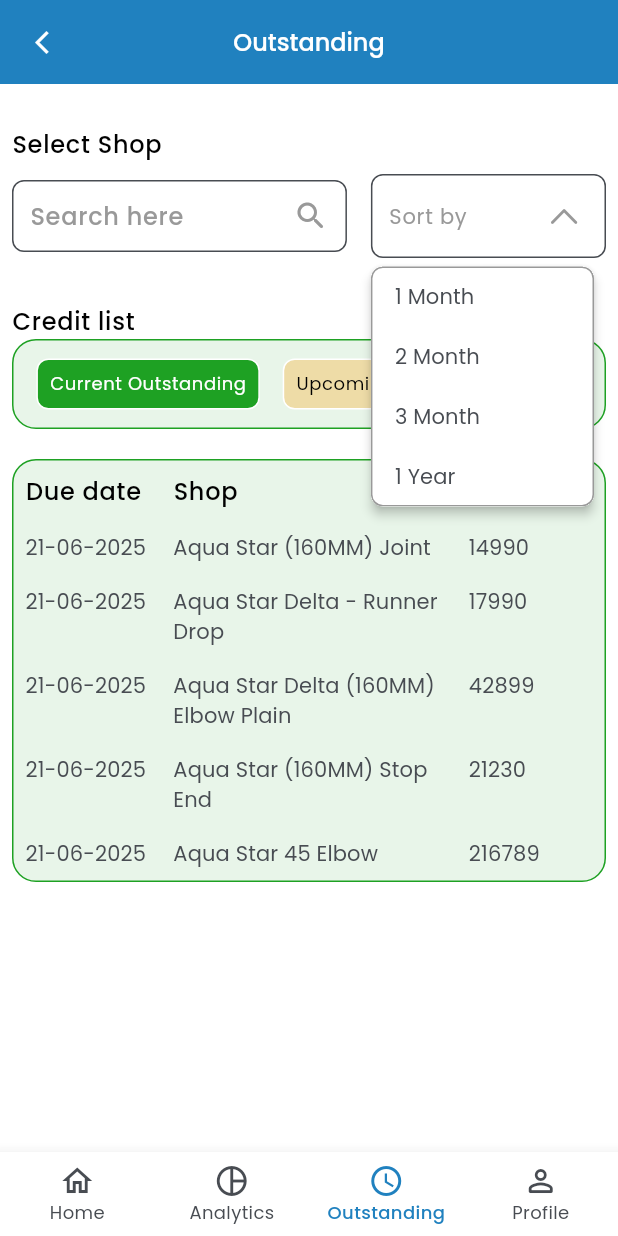
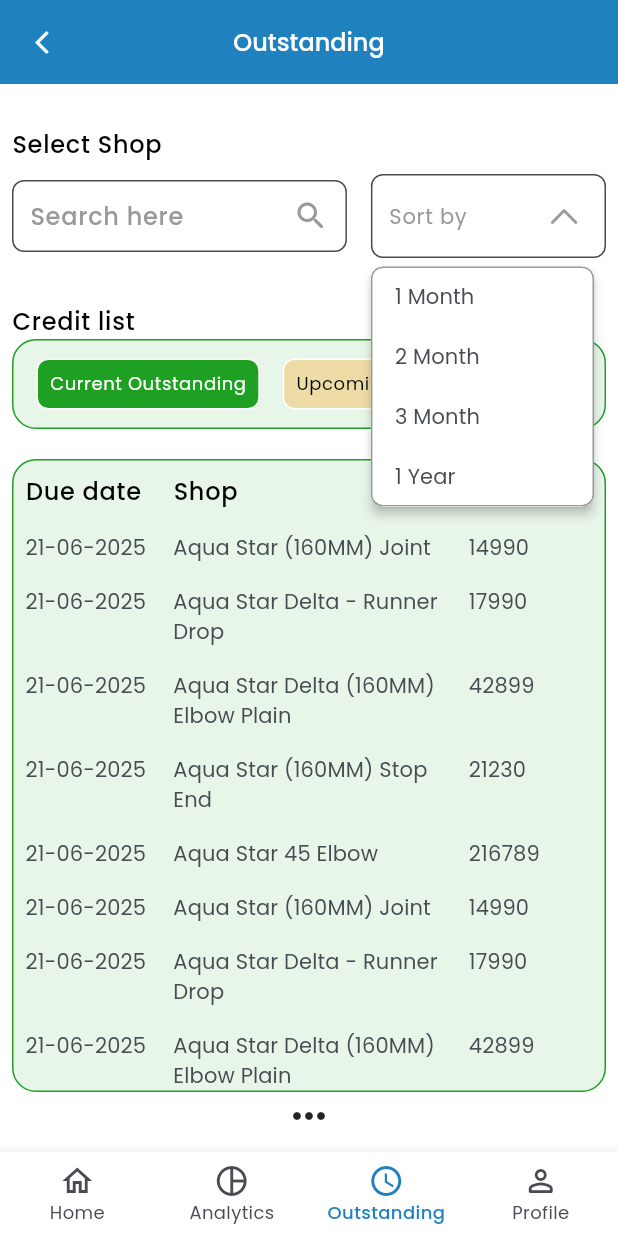
Before and after one commit to smokinthunder/sales_manager, a Flutter app: the ExecutiveOutStanding screen opened by its route, after a tap on "1 Month", on a phone screen of 412 x 824 dp. Run offline on Flutter 3.47's test engine with Material 3 defaults, Android fonts, the phone set to English and light mode, and no system bars; our stand-ins replace another_flushbar, flutter_riverpod, go_router, google_fonts, riverpod_annotation; accounts and stored records are empty; generated files the repository leaves out were written again; network calls fail.

Commit message:
outstanding mostly done

```diff
--- a/frontend/lib/ui/executive/outstanding.dart
+++ b/frontend/lib/ui/executive/outstanding.dart
@@ -14,6 +14,8 @@
   final List<String> options = ["1 Month", "2 Month", "3 Month", "1 Year"];
   CreditType selectedType = CreditType.outstanding;
 
+  final PageController _controller = PageController();
+
   @override
   Widget build(BuildContext context) {
     final theme = Theme.of(context);
@@ -21,7 +23,6 @@
     final textTheme = theme.textTheme;
     return Padding(
       padding: const EdgeInsets.all(8.0),
-      child: SingleChildScrollView(
       child: Column(
         crossAxisAlignment: CrossAxisAlignment.start,
         children: [
@@ -89,10 +90,8 @@
                 ),
                 dropdownMenuEntries: options
                     .map(
-                        (value) => DropdownMenuEntry<String>(
-                          value: value,
-                          label: value,
-                        ),
+                      (value) =>
+                          DropdownMenuEntry<String>(value: value, label: value),
                     )
                     .toList(),
                 onSelected: (String? newValue) {
@@ -120,6 +119,7 @@
                   onTap: () {
                     setState(() {
                       selectedType = e;
+                      _controller.jumpToPage(e.index);
                     });
                   },
                   child: Padding(
@@ -151,9 +151,23 @@
             ),
           ),
           SizedBox(height: 20),
-            OutstandingTable(selectedType: selectedType),
+          Expanded(
+            child: PageView.builder(
+              onPageChanged: (value) {
+                setState(() {
+                  selectedType = CreditType.values[value];
+                });
+              },
+              controller: _controller,
+              scrollDirection: Axis.horizontal,
+              itemCount: CreditType.values.length,
+              itemBuilder: (context, index) {
+                return OutstandingTable(color: CreditType.values[index].color);
+              },
+            ),
+          ),
+          Center(child: Icon(Icons.more_horiz, size: 32)),
         ],
-        ),
       ),
     );
   }
@@ -170,8 +184,8 @@
 }
 
 class OutstandingTable extends StatelessWidget {
-  final CreditType selectedType;
-  const OutstandingTable({super.key, required this.selectedType});
+  final Color color;
+  const OutstandingTable({super.key, required this.color});
 
   @override
   Widget build(BuildContext context) {
@@ -183,13 +197,24 @@
       ["21-06-2025", "Aqua Star Delta (160MM) Elbow Plain", "42899"],
       ["21-06-2025", "Aqua Star (160MM) Stop End", "21230"],
       ["21-06-2025", "Aqua Star 45 Elbow", "216789"],
+      ["21-06-2025", "Aqua Star (160MM) Joint", "14990"],
+      ["21-06-2025", "Aqua Star Delta - Runner Drop", "17990"],
+      ["21-06-2025", "Aqua Star Delta (160MM) Elbow Plain", "42899"],
+      ["21-06-2025", "Aqua Star (160MM) Stop End", "21230"],
+      ["21-06-2025", "Aqua Star 45 Elbow", "216789"],
+      ["21-06-2025", "Aqua Star (160MM) Joint", "14990"],
+      ["21-06-2025", "Aqua Star Delta - Runner Drop", "17990"],
+      ["21-06-2025", "Aqua Star Delta (160MM) Elbow Plain", "42899"],
+      ["21-06-2025", "Aqua Star (160MM) Stop End", "21230"],
+      ["21-06-2025", "Aqua Star 45 Elbow", "216789"],
     ];
     return Container(
       decoration: BoxDecoration(
         borderRadius: BorderRadius.circular(16),
-        border: BoxBorder.all(color: selectedType.color),
-        color: selectedType.color.withAlpha(26),
+        border: BoxBorder.all(color: color),
+        color: color.withAlpha(26),
       ),
+      child: SingleChildScrollView(
         child: Table(
           columnWidths: const {
             0: FlexColumnWidth(2),
@@ -247,6 +272,7 @@
               ),
           ],
         ),
+      ),
     );
   }
 }
```
Lines whose indentation alone changed are shown as unchanged.
